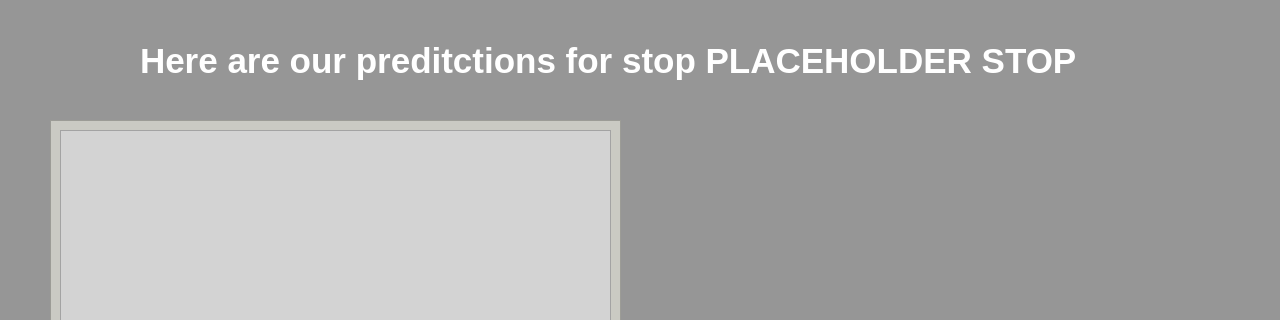
Old version of the form src/UI Files/BusStopPage.ui in the repository Jakotops/Bath-Hack-2023; both pictures show x 0 to 1280 and y 0 to 320 of the 1280 by 720 pixel window.
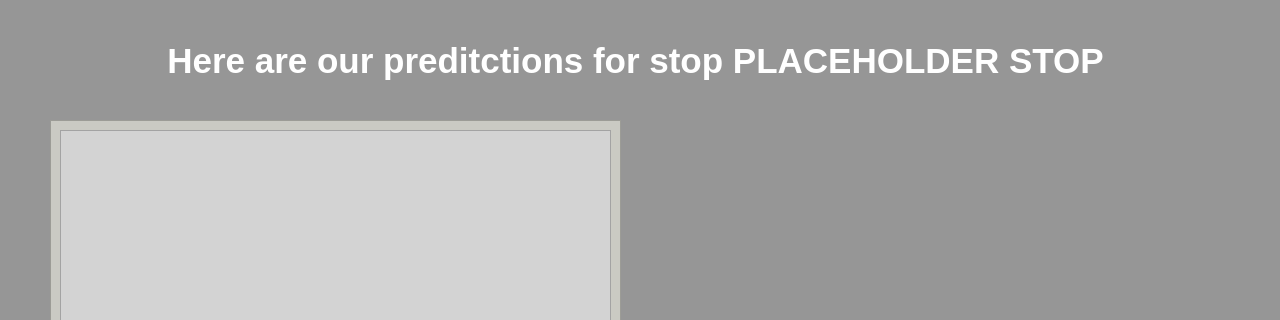
New version of the form.

Commit message: Main page complete

What changed in the file:
```diff
--- a/src/UI Files/BusStopPage.ui
+++ b/src/UI Files/BusStopPage.ui
@@ -78,9 +78,9 @@
   <widget class="QLabel" name="Title">
    <property name="geometry">
     <rect>
-     <x>140</x>
+     <x>0</x>
      <y>40</y>
-     <width>981</width>
+     <width>1271</width>
      <height>41</height>
     </rect>
    </property>
@@ -93,6 +93,9 @@
    <property name="text">
     <string>Here are our preditctions for stop PLACEHOLDER STOP</string>
    </property>
+   <property name="alignment">
+    <set>Qt::AlignCenter</set>
+   </property>
   </widget>
   <widget class="QPushButton" name="Back_Button">
    <property name="geometry">
```
The commit also changes 2 other files.
